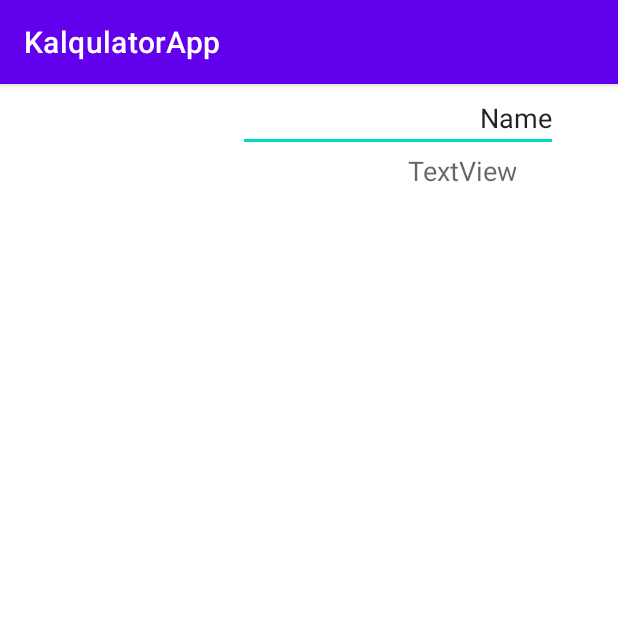
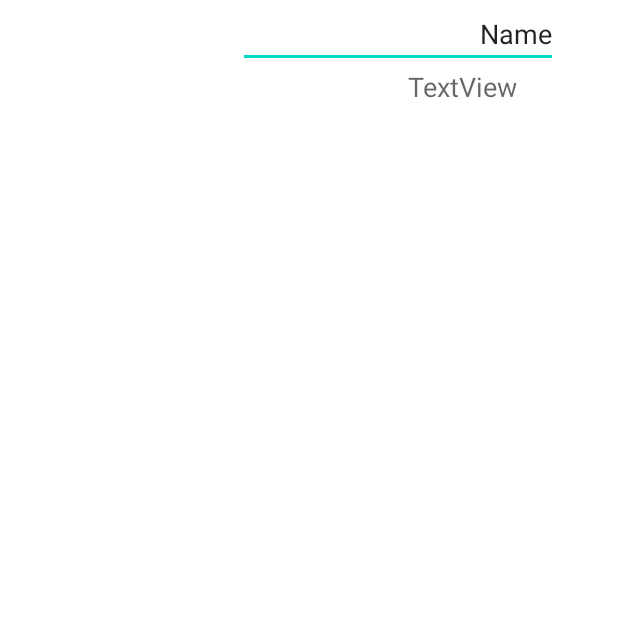
Before and after one commit to nwaeme-olise/KalQlatorApp, an Android app: the screen it shows after launch (MainActivity), on a phone screen of 412 x 824 dp, the top half of it. Run offline under Robolectric (Android 15) with nearby library versions, the phone set to English and light mode, and no system bars.

Commit message:
Made changes to app theme

```diff
--- a/app/src/main/res/values/colors.xml
+++ b/app/src/main/res/values/colors.xml
@@ -7,4 +7,5 @@
     <color name="teal_700">#FF018786</color>
     <color name="black">#FF000000</color>
     <color name="white">#FFFFFFFF</color>
+    <color name="gray">#2A2A2A</color>
 </resources>
--- a/app/src/main/res/values/themes.xml
+++ b/app/src/main/res/values/themes.xml
@@ -1,9 +1,9 @@
 <resources xmlns:tools="http://schemas.android.com/tools">
     <!-- Base application theme. -->
-    <style name="Theme.KalqulatorApp" parent="Theme.MaterialComponents.DayNight.DarkActionBar">
+    <style name="Theme.KalqulatorApp" parent="Theme.MaterialComponents.DayNight.NoActionBar">
         <!-- Primary brand color. -->
-        <item name="colorPrimary">@color/purple_500</item>
-        <item name="colorPrimaryVariant">@color/purple_700</item>
+        <item name="colorPrimary">@color/black</item>
+        <item name="colorPrimaryVariant">@color/gray</item>
         <item name="colorOnPrimary">@color/white</item>
         <!-- Secondary brand color. -->
         <item name="colorSecondary">@color/teal_200</item>
```
